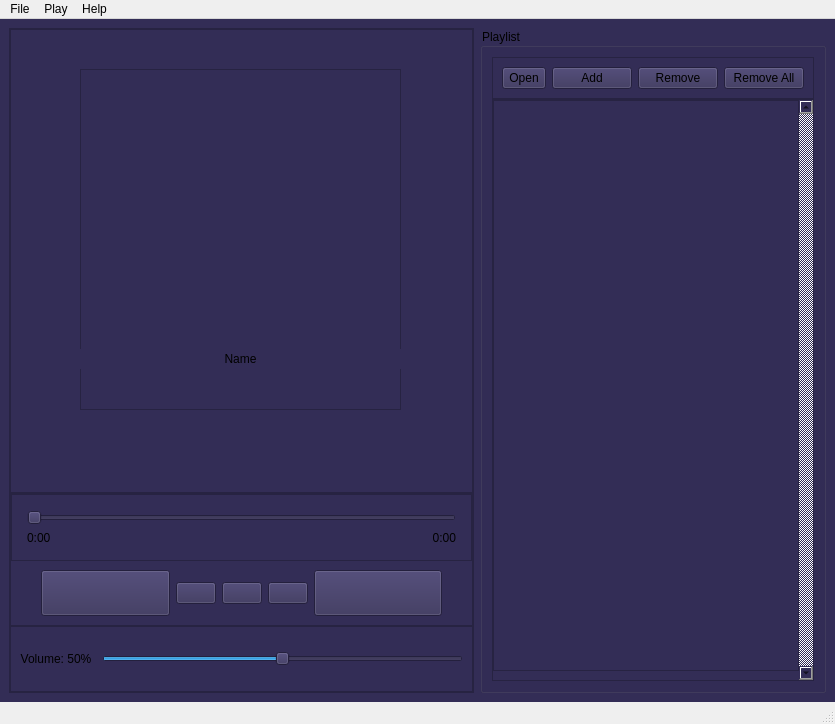
LES4975/PyQt_MP3_Player, file qt_mp3_player.ui: the form before one commit.
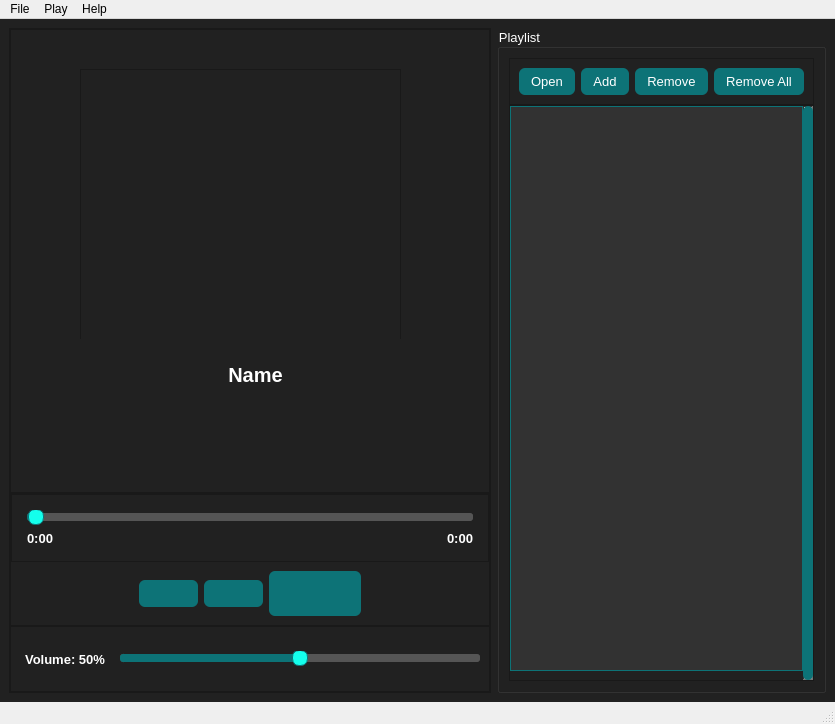
The form after the commit. Icons and pictures are not drawn.

Commit message: 예쁘게 꾸며 봄

Patch:
```diff
--- a/qt_mp3_player.ui
+++ b/qt_mp3_player.ui
@@ -28,8 +28,105 @@
    </property>
    <property name="styleSheet">
     <string notr="true">QWidget {
-    background-color: #332D56;
-}</string>
+    background-color: #212121;
+    color: #FFFFFF;
+    font-family: 'Segoe UI';
+    font-size: 13px;
+}
+
+QPushButton {
+    background-color: #0D7377;
+    color: #FFFFFF;
+    border: none;
+    border-radius: 6px;
+    padding: 6px 12px;
+}
+
+QPushButton:hover {
+    background-color: #14FFEC;
+    color: #000000;
+}
+
+QPushButton:pressed {
+    background-color: #0B5B5D;
+}
+
+QSlider::groove:horizontal {
+    border: 1px solid #444;
+    height: 6px;
+    background: #323232;
+    border-radius: 3px;
+}
+
+QSlider::handle:horizontal {
+    background: #14FFEC;
+    border: 1px solid #0D7377;
+    width: 14px;
+    margin: -5px 0;
+    border-radius: 7px;
+}
+
+QSlider::sub-page:horizontal {
+    background: #0D7377;
+    border-radius: 3px;
+}
+
+QSlider::add-page:horizontal {
+    background: #555;
+    border-radius: 3px;
+}
+
+QListView {
+    background-color: #323232;
+    border: 1px solid #0D7377;
+    color: #FFFFFF;
+    selection-background-color: #14FFEC;
+    selection-color: #000000;
+}
+
+QLabel {
+    color: #FFFFFF;
+    font-weight: bold;
+}
+
+QMenuBar {
+    background-color: #212121;
+    color: #FFFFFF;
+}
+
+QMenuBar::item {
+    background-color: #212121;
+    padding: 4px 10px;
+}
+
+QMenuBar::item:selected {
+    background-color: #14FFEC;
+    color: #000000;
+}
+
+QMenu {
+    background-color: #212121;
+    color: #FFFFFF;
+}
+
+QMenu::item:selected {
+    background-color: #14FFEC;
+    color: #000000;
+}
+
+QScrollBar:vertical {
+    background: #323232;
+    width: 10px;
+    margin: 0px;
+    border: none;
+}
+
+QScrollBar::handle:vertical {
+    background: #0D7377;
+    border-radius: 5px;
+    min-height: 20px;
+}
+</string>
    </property>
    <layout class="QHBoxLayout" name="horizontalLayout" stretch="6,4">
     <item>
@@ -107,10 +204,10 @@
           <widget class="QLabel" name="lbl_music_name">
            <property name="geometry">
             <rect>
-             <x>0</x>
-             <y>280</y>
-             <width>321</width>
-             <height>20</height>
+             <x>-10</x>
+             <y>270</y>
+             <width>371</width>
+             <height>71</height>
             </rect>
            </property>
            <property name="sizePolicy">
@@ -119,6 +216,19 @@
              <verstretch>0</verstretch>
             </sizepolicy>
            </property>
+           <property name="font">
+            <font>
+             <family>Segoe UI</family>
+             <pointsize>-1</pointsize>
+             <weight>75</weight>
+             <bold>true</bold>
+            </font>
+           </property>
+           <property name="styleSheet">
+            <string notr="true">#lbl_music_name{
+							font-size: 20px;
+}</string>
+           </property>
            <property name="text">
             <string>Name</string>
            </property>
@@ -242,6 +352,11 @@
             <property name="cursor">
              <cursorShape>ArrowCursor</cursorShape>
             </property>
+            <property name="styleSheet">
+             <string notr="true">QFrame &gt; QPushButton{
+border-radius: 30px;
+}</string>
+            </property>
             <layout class="QHBoxLayout" name="horizontalLayout_2">
              <property name="leftMargin">
               <number>30</number>
@@ -257,6 +372,12 @@
                  <verstretch>0</verstretch>
                 </sizepolicy>
                </property>
+               <property name="styleSheet">
+                <string notr="true">#btn_shuffle{
+background-color:transparent;
+}
+</string>
+               </property>
                <property name="text">
                 <string/>
                </property>
@@ -335,7 +456,7 @@
              <item>
               <widget class="QPushButton" name="btn_next">
                <property name="sizePolicy">
-                <sizepolicy hsizetype="Maximum" vsizetype="Maximum">
+                <sizepolicy hsizetype="Preferred" vsizetype="Preferred">
                  <horstretch>0</horstretch>
                  <verstretch>0</verstretch>
                 </sizepolicy>
@@ -363,6 +484,21 @@
                  <verstretch>0</verstretch>
                 </sizepolicy>
                </property>
+               <property name="mouseTracking">
+                <bool>false</bool>
+               </property>
+               <property name="whatsThis">
+                <string>&lt;html&gt;&lt;head/&gt;&lt;body&gt;&lt;p&gt;&lt;br/&gt;&lt;/p&gt;&lt;/body&gt;&lt;/html&gt;</string>
+               </property>
+               <property name="autoFillBackground">
+                <bool>false</bool>
+               </property>
+               <property name="styleSheet">
+                <string notr="true">#btn_loop{
+background-color:transparent;
+}
+</string>
+               </property>
                <property name="text">
                 <string/>
                </property>
@@ -377,6 +513,9 @@
                  <height>35</height>
                 </size>
                </property>
+               <property name="checkable">
+                <bool>true</bool>
+               </property>
               </widget>
              </item>
             </layout>
@@ -393,7 +532,7 @@
          <property name="frameShadow">
           <enum>QFrame::Raised</enum>
          </property>
-         <layout class="QHBoxLayout" name="horizontalLayout_3" stretch="1,5">
+         <layout class="QHBoxLayout" name="horizontalLayout_3" stretch="1,4">
           <property name="spacing">
            <number>10</number>
           </property>
@@ -437,6 +576,11 @@
         <verstretch>0</verstretch>
        </sizepolicy>
       </property>
+      <property name="styleSheet">
+       <string notr="true">QGroupBox::{
+
+}</string>
+      </property>
       <property name="title">
        <string>Playlist</string>
       </property>
@@ -454,7 +598,7 @@
          </property>
          <layout class="QHBoxLayout" name="horizontalLayout_4">
           <item>
-           <widget class="QToolButton" name="btn_open">
+           <widget class="QPushButton" name="btn_open">
             <property name="sizePolicy">
              <sizepolicy hsizetype="Preferred" vsizetype="Preferred">
               <horstretch>0</horstretch>
@@ -510,7 +654,7 @@
             <x>0</x>
             <y>0</y>
             <width>292</width>
-            <height>588</height>
+            <height>577</height>
            </rect>
           </property>
           <layout class="QVBoxLayout" name="verticalLayout_4">
```
Left out of the diff: 4 changed lines with no effect on the pictures. The commit also changes 1 other file.
